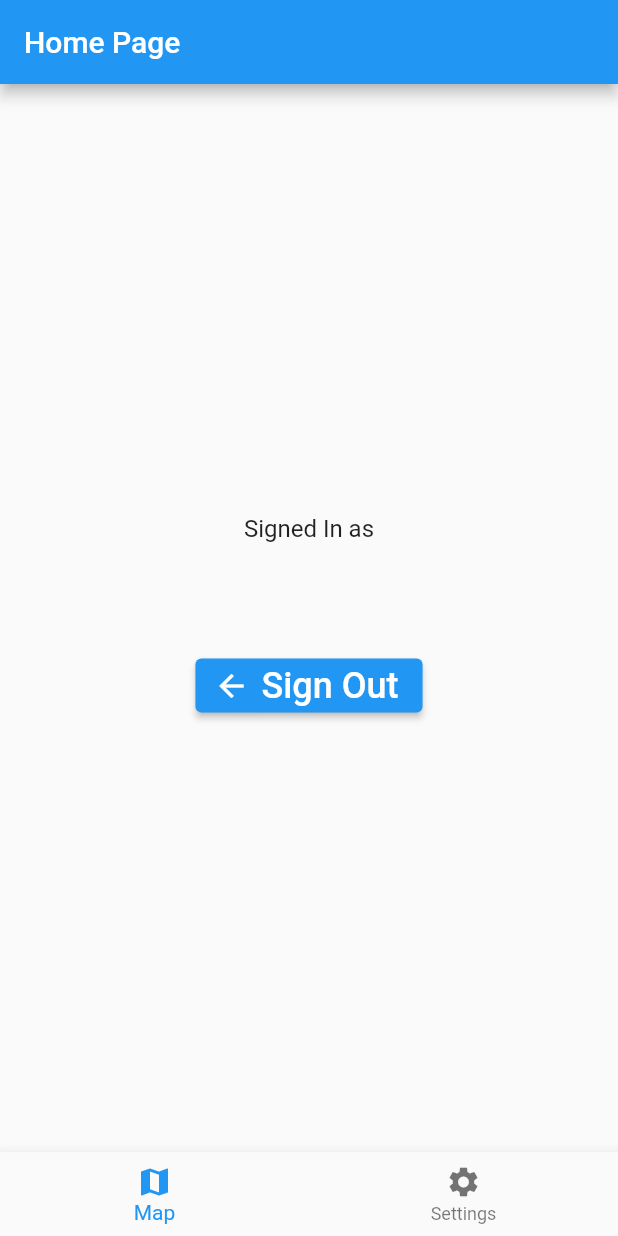
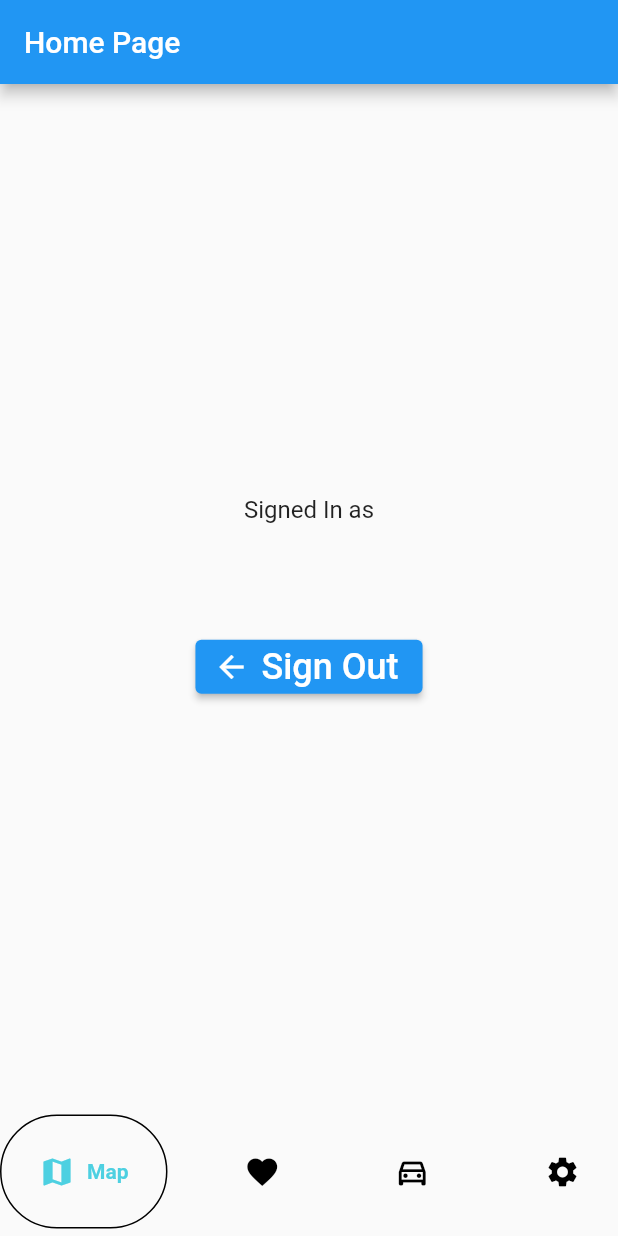
Before and after one commit to Lenaerts-Nestor/Project_Mobile_Development, a Flutter app: the screen it shows once a user with an empty profile is signed in, on a phone screen of 412 x 824 dp. Run offline on Flutter 3.47's test engine with Material 2 defaults, Android fonts, the phone set to English and light mode, and no system bars; drawn by our look-alikes of google_nav_bar; our stand-ins replace firebase_auth, firebase_core; accounts and stored records are empty.

Commit message:
implementatie navigationbar fase 2

```diff
--- a/lib/components/navigationbar.dart
+++ b/lib/components/navigationbar.dart
@@ -1,48 +1,40 @@
 import 'package:flutter/material.dart';
-import 'package:parkflow/homepage.dart';
-import 'package:parkflow/instellingen_section/settingsPage.dart';
+import 'package:flutter/src/widgets/framework.dart';
+import 'package:flutter/src/widgets/placeholder.dart';
+import 'package:google_nav_bar/google_nav_bar.dart';
 
-class NavigationBarComp extends StatefulWidget {
-  const NavigationBarComp({Key? key, required this.onTabSelected})
-      : super(key: key);
-
-  final ValueChanged<int> onTabSelected;
-
-  @override
-  _NavigationBarState createState() => _NavigationBarState();
-}
-
-class _NavigationBarState extends State<NavigationBarComp> {
-  int _selectedIndex = 0;
-
-  final List<Widget> _pages = [
-    const HomePage(),
-    const SettingsPage(),
-  ];
-
-  void _onItemTapped(int index) {
-    setState(() {
-      _selectedIndex = index;
-    });
-    widget.onTabSelected(index);
-  }
+class MyNavigationBar extends StatelessWidget {
+  void Function(int)? onTabChange;
+  MyNavigationBar({super.key, required this.onTabChange});
 
   @override
   Widget build(BuildContext context) {
-    return BottomNavigationBar(
-      type: BottomNavigationBarType.fixed,
-      currentIndex: _selectedIndex,
-      onTap: _onItemTapped,
-      items: const <BottomNavigationBarItem>[
-        BottomNavigationBarItem(
-          icon: Icon(Icons.map_outlined),
-          label: 'Map',
-        ),
-        BottomNavigationBarItem(
-          icon: Icon(Icons.settings),
-          label: 'Settings',
-        ),
-      ],
+    return Padding(
+      padding: EdgeInsets.only(bottom: 5.0),
+      child: GNav(
+        onTabChange: (value) => onTabChange!(value),
+        activeColor: Colors.cyan[300],
+        tabActiveBorder: Border.all(color: Colors.black),
+        gap: 8,
+        tabs: const [
+          GButton(
+            icon: Icons.map,
+            text: 'Map',
+          ),
+          GButton(
+            icon: Icons.favorite,
+            text: 'Favoriet',
+          ),
+          GButton(
+            icon: Icons.directions_car_outlined,
+            text: 'Parking',
+          ),
+          GButton(
+            icon: Icons.settings,
+            text: 'Settings',
+          ),
+        ],
+      ),
     );
   }
 }
--- a/lib/homepage.dart
+++ b/lib/homepage.dart
@@ -1,11 +1,33 @@
 import 'package:firebase_auth/firebase_auth.dart';
 import 'package:flutter/material.dart';
+import 'package:parkflow/components/navigationbar.dart';
 import 'package:parkflow/instellingen_section/settingsPage.dart';
+import 'package:parkflow/map_section/map.dart';
 
 import 'components/signOutComp.dart';
 
-class HomePage extends StatelessWidget {
+class HomePage extends StatefulWidget {
   const HomePage({Key? key}) : super(key: key);
+
+  @override
+  State<HomePage> createState() => _HomePageState();
+}
+
+class _HomePageState extends State<HomePage> {
+  int _selectedIndex = 0;
+  void navigationBottomBar(int newIndex) {
+    setState(() {
+      _selectedIndex = newIndex;
+    });
+  }
+
+  final List<Widget> _pages = [
+    //map page?
+    MapPage(),
+    //setting page?
+    SettingsPage(),
+    //nog extra pages ?
+  ];
 
   @override
   Widget build(BuildContext context) {
@@ -34,29 +56,8 @@ class HomePage extends StatelessWidget {
           ),
         ),
       ),
-      bottomNavigationBar: BottomNavigationBar(
-        items: const <BottomNavigationBarItem>[
-          BottomNavigationBarItem(
-            icon: Icon(Icons.map),
-            label: 'Map',
-          ),
-          BottomNavigationBarItem(
-            icon: Icon(Icons.settings),
-            label: 'Settings',
-          ),
-        ],
-        currentIndex: 0,
-        selectedItemColor: Colors.blue,
-        onTap: (int index) {
-          if (index == 0) {
-          } else if (index == 1) {
-            // naar settings, nog veranderen naar index 4 als het kan
-            Navigator.push(
-              context,
-              MaterialPageRoute(builder: (context) => SettingsPage()),
-            );
-          }
-        },
+      bottomNavigationBar: MyNavigationBar(
+        onTabChange: (index) => navigationBottomBar(index),
       ),
     );
   }
--- a/pubspec.yaml
+++ b/pubspec.yaml
@@ -12,6 +12,7 @@ dependencies:
   firebase_core: ^2.9.0
   flutter:
     sdk: flutter
+  google_nav_bar: ^5.0.6
 
 dev_dependencies:
   flutter_test:
```
Also changed, not shown: lib/instellingen_section/settingsPage.dart (+0 -22 lines), pubspec.lock.
